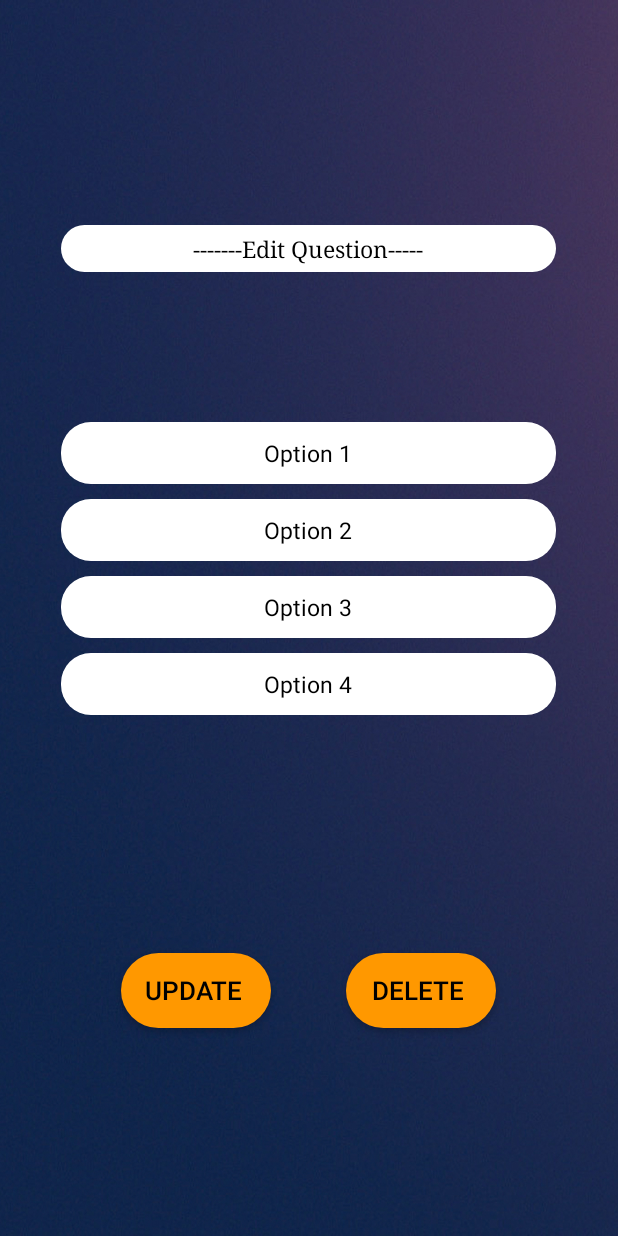
After one commit to udrathnayaka/android-quiz-app, an Android app: the AdminQuestion screen opened directly, with no data from a screen before it, on a phone screen of 412 x 824 dp. The commit adds this screen. Run offline under Robolectric (Android 15) with nearby library versions, the phone set to English and light mode, and no system bars; our stand-ins replace Firebase (no records; nobody signed in at launch, a user with empty details on screens opened directly).

Commit message:
Admin implementation and ui

```diff
--- a/android-quiz-app/app/src/main/AndroidManifest.xml
+++ b/android-quiz-app/app/src/main/AndroidManifest.xml
@@ -11,7 +11,9 @@
         android:roundIcon="@mipmap/ic_launcher_round"
         android:supportsRtl="true"
         android:theme="@style/AppTheme">
-        <activity android:name=".AdministratorActivity"></activity>
+        <activity android:name=".AdminQuestion"></activity>
+        <activity android:name=".AdminQuestionList" />
+        <activity android:name=".AdministratorActivity" />
         <activity android:name=".AboutUsActivity" />
         <activity android:name=".ResultActivity" />
         <activity android:name=".DashboardActivity" />
--- /dev/null
+++ b/android-quiz-app/app/src/main/java/com/example/quiz_app/AdminQuestion.java
@@ -0,0 +1,15 @@
+package com.example.quiz_app;
+
+import android.support.v7.app.AppCompatActivity;
+import android.os.Bundle;
+import android.view.WindowManager;
+
+public class AdminQuestion extends AppCompatActivity {
+
+    @Override
+    protected void onCreate(Bundle savedInstanceState) {
+        super.onCreate(savedInstanceState);
+        getWindow().setFlags(WindowManager.LayoutParams.FLAG_FULLSCREEN, WindowManager.LayoutParams.FLAG_FULLSCREEN);
+        setContentView(R.layout.activity_admin_question);
+    }
+}
--- a/android-quiz-app/app/src/main/res/layout/activity_about_us.xml
+++ b/android-quiz-app/app/src/main/res/layout/activity_about_us.xml
@@ -4,7 +4,7 @@
     xmlns:tools="http://schemas.android.com/tools"
     android:layout_width="match_parent"
     android:layout_height="match_parent"
-    android:background="@drawable/background"
+    android:background="@drawable/aboutus"
     tools:context=".AboutUsActivity">
 
 </android.support.constraint.ConstraintLayout>
--- /dev/null
+++ b/android-quiz-app/app/src/main/res/layout/activity_admin_question.xml
@@ -0,0 +1,108 @@
+<?xml version="1.0" encoding="utf-8"?>
+<LinearLayout xmlns:android="http://schemas.android.com/apk/res/android"
+    android:layout_width="fill_parent"
+    android:layout_height="fill_parent"
+    android:background="@drawable/questionbackground"
+    android:orientation="vertical"
+    android:layout_centerHorizontal="true"
+    android:layout_centerVertical="true"
+    android:gravity="center" >
+
+    <EditText
+        android:id="@+id/questionTxt"
+        android:layout_width="330dp"
+        android:layout_marginTop="150dp"
+        android:layout_height="wrap_content"
+        android:gravity="center"
+        android:padding="5dp"
+        android:text="-------Edit Question-----"
+        android:textAlignment="center"
+        android:textColor="#000000"
+        android:background="@drawable/login_ui"
+        android:textSize="15sp"
+        android:typeface="serif" />
+
+    <EditText
+        android:id="@+id/button1"
+        android:layout_marginTop="100dp"
+        android:layout_width="330dp"
+        android:layout_height="wrap_content"
+        android:textAlignment="center"
+        android:background="@drawable/login_ui"
+        android:textColor="#000000"
+        android:padding="10dp"
+        android:textSize="15dp"
+        android:text="Option 1"/>
+
+    <EditText
+        android:id="@+id/button2"
+        android:layout_marginTop="10dp"
+        android:layout_width="330dp"
+        android:layout_height="wrap_content"
+        android:textAlignment="center"
+        android:background="@drawable/login_ui"
+        android:textColor="#000000"
+        android:textSize="15dp"
+        android:padding="10dp"
+        android:text="Option 2"/>
+
+    <EditText
+        android:id="@+id/button3"
+        android:layout_marginTop="10dp"
+        android:layout_width="330dp"
+        android:layout_height="wrap_content"
+        android:textAlignment="center"
+        android:background="@drawable/login_ui"
+        android:textColor="#000000"
+        android:padding="10dp"
+        android:textSize="15dp"
+        android:text="Option 3"/>
+
+    <EditText
+        android:id="@+id/button4"
+        android:layout_marginTop="10dp"
+        android:layout_width="330dp"
+        android:layout_height="wrap_content"
+        android:textAlignment="center"
+        android:background="@drawable/login_ui"
+        android:textColor="#000000"
+        android:padding="10dp"
+        android:textSize="15dp"
+        android:text="Option 4"/>
+
+   <LinearLayout
+       android:layout_width="match_parent"
+       android:layout_height="match_parent"
+       android:orientation="horizontal"
+       android:layout_centerHorizontal="true"
+       android:layout_centerVertical="true"
+       android:gravity="center">
+
+       <Button
+           android:id="@+id/btnUpdate"
+           android:layout_marginTop="10dp"
+           android:layout_width="100dp"
+           android:layout_height="50dp"
+           android:textAlignment="center"
+           android:background="@drawable/rounded_button_home"
+           android:textColor="#000000"
+           android:padding="10dp"
+           android:textSize="17dp"
+           android:text="Update "/>
+
+
+       <Button
+           android:id="@+id/btnDelete"
+           android:layout_marginTop="10dp"
+           android:layout_width="100dp"
+           android:layout_height="50dp"
+           android:layout_marginLeft="50dp"
+           android:textAlignment="center"
+           android:background="@drawable/rounded_button_home"
+           android:textColor="#000000"
+           android:padding="10dp"
+           android:textSize="17dp"
+           android:text="Delete "/>
+   </LinearLayout>
+
+</LinearLayout>
--- a/android-quiz-app/app/src/main/res/layout/activity_administrator.xml
+++ b/android-quiz-app/app/src/main/res/layout/activity_administrator.xml
@@ -45,6 +45,7 @@
         android:inputType="textPassword"/>
 
     <Button
+        android:id="@+id/btnLogin"
         android:layout_width="160dp"
         android:layout_height="40dp"
         android:layout_centerHorizontal="true"
```
Also changed, not shown: android-quiz-app/app/src/main/java/com/example/quiz_app/AdminQuestionList.java (added, +64 -0 lines), android-quiz-app/app/src/main/java/com/example/quiz_app/AdministratorActivity.java (+15 -0 lines), android-quiz-app/app/src/main/res/layout/activity_admin_question_list.xml (added, +15 -0 lines), android-quiz-app/app/src/main/res/drawable-v24/aboutus.jpg (added).
